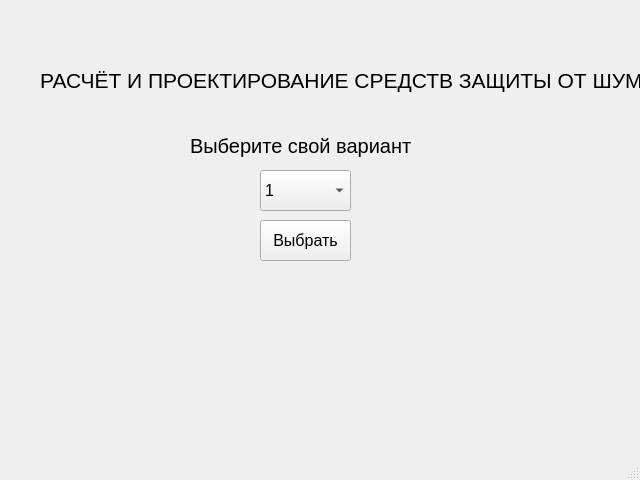
vladserv/new-bgd, file ui/selectVariant/VariantSelectDesignerUI.ui: the form before one commit.
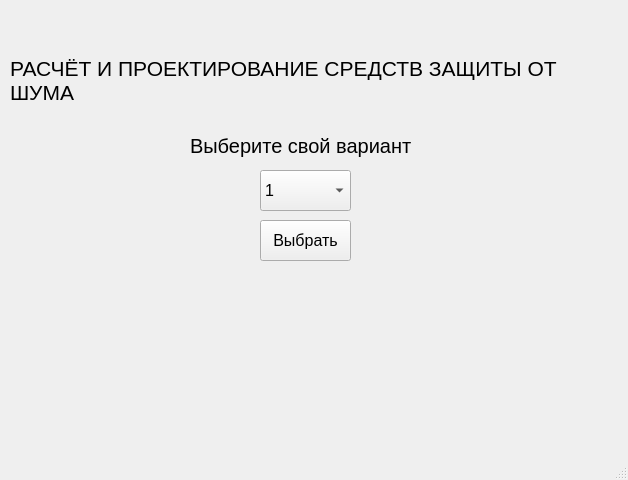
The form after the commit.

Diff of the .ui file:
```diff
--- a/ui/selectVariant/VariantSelectDesignerUI.ui
+++ b/ui/selectVariant/VariantSelectDesignerUI.ui
@@ -6,7 +6,7 @@
    <rect>
     <x>0</x>
     <y>0</y>
-    <width>640</width>
+    <width>628</width>
     <height>480</height>
    </rect>
   </property>
@@ -19,7 +19,7 @@
      <rect>
       <x>190</x>
       <y>130</y>
-      <width>231</width>
+      <width>281</width>
       <height>31</height>
      </rect>
     </property>
@@ -53,9 +53,9 @@
    <widget class="QLabel" name="label">
     <property name="geometry">
      <rect>
-      <x>40</x>
+      <x>10</x>
       <y>50</y>
-      <width>631</width>
+      <width>601</width>
       <height>61</height>
      </rect>
     </property>
```
Left out of the diff: 8 changed lines with no effect on the pictures.
